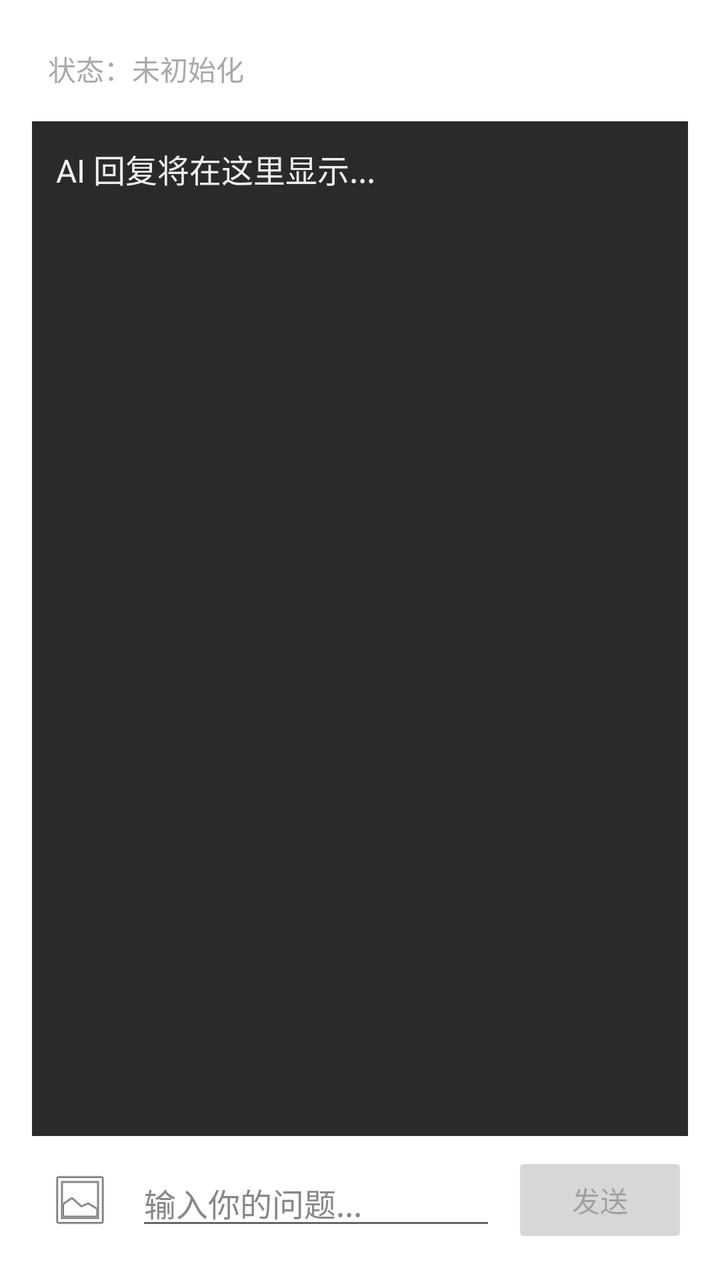
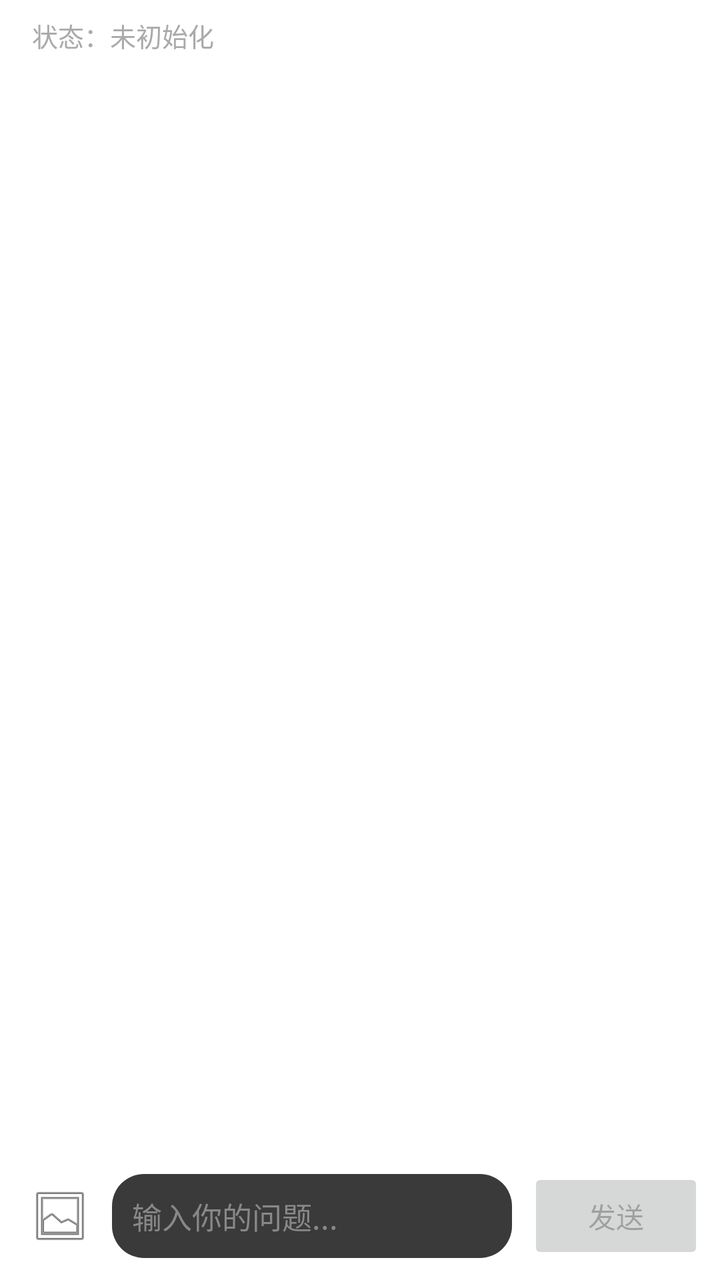

Before-and-after screenshots of an Android layout around one commit, followed by the original layout XML and the change that was made.
<!-- AndroidManifest.xml: application theme Theme.EdgeAI -->
<!-- res/layout/activity_main.xml -->
<?xml version="1.0" encoding="utf-8"?>
<LinearLayout xmlns:android="http://schemas.android.com/apk/res/android"
    android:layout_width="match_parent"
    android:layout_height="match_parent"
    android:orientation="vertical"
    android:fitsSystemWindows="true"
    android:padding="16dp">

    
    <TextView
        android:id="@+id/tvStatus"
        android:layout_width="match_parent"
        android:layout_height="wrap_content"
        android:text="状态：未初始化"
        android:textSize="14sp"
        android:textColor="#AAAAAA"
        android:padding="8dp" />

    
    <ScrollView
        android:id="@+id/scrollView"
        android:layout_width="match_parent"
        android:layout_height="0dp"
        android:layout_weight="1"
        android:layout_marginTop="8dp"
        android:layout_marginBottom="8dp"
        android:background="#2A2A2A"
        android:padding="12dp">

        <TextView
            android:id="@+id/tvOutput"
            android:layout_width="match_parent"
            android:layout_height="wrap_content"
            android:text="AI 回复将在这里显示..."
            android:textSize="16sp"
            android:textColor="#EEEEEE"
            android:textIsSelectable="true" />
    </ScrollView>

    
    <FrameLayout
        android:id="@+id/imagePreviewContainer"
        android:layout_width="match_parent"
        android:layout_height="wrap_content"
        android:visibility="gone"
        android:layout_marginBottom="8dp">

        <ImageView
            android:id="@+id/ivPreview"
            android:layout_width="120dp"
            android:layout_height="120dp"
            android:scaleType="centerCrop"
            android:background="#3A3A3A" />

        <ImageButton
            android:id="@+id/btnRemoveImage"
            android:layout_width="28dp"
            android:layout_height="28dp"
            android:layout_gravity="top|end"
            android:layout_marginTop="4dp"
            android:layout_marginEnd="4dp"
            android:src="@android:drawable/ic_menu_close_clear_cancel"
            android:background="#80000000"
            android:contentDescription="移除图片" />
    </FrameLayout>

    
    <LinearLayout
        android:layout_width="match_parent"
        android:layout_height="wrap_content"
        android:orientation="horizontal"
        android:gravity="center_vertical">

        <ImageButton
            android:id="@+id/btnPickImage"
            android:layout_width="48dp"
            android:layout_height="48dp"
            android:src="@android:drawable/ic_menu_gallery"
            android:background="?attr/selectableItemBackgroundBorderless"
            android:contentDescription="选择图片"
            android:enabled="false" />

        <EditText
            android:id="@+id/etInput"
            android:layout_width="0dp"
            android:layout_height="wrap_content"
            android:layout_weight="1"
            android:layout_marginStart="4dp"
            android:hint="输入你的问题..."
            android:textSize="16sp"
            android:textColor="#FFFFFF"
            android:textColorHint="#888888"
            android:inputType="text"
            android:imeOptions="actionSend" />

        <Button
            android:id="@+id/btnSend"
            android:layout_width="wrap_content"
            android:layout_height="wrap_content"
            android:layout_marginStart="8dp"
            android:text="发送"
            android:enabled="false" />
    </LinearLayout>

</LinearLayout>
<!-- resources referenced by this layout -->
<resources>
  <style name="Theme.EdgeAI" parent="Theme.MaterialComponents.DayNight.DarkActionBar">
          <item name="colorPrimary">#1976D2</item>
          <item name="colorPrimaryVariant">#1565C0</item>
          <item name="colorOnPrimary">#FFFFFF</item>
          <item name="colorSecondary">#43A047</item>
      </style>
</resources>

<!-- the commit's change to res/layout/activity_main.xml (unified diff, before → after) -->
@@ -3,8 +3,7 @@
     android:layout_width="match_parent"
     android:layout_height="match_parent"
     android:orientation="vertical"
-    android:fitsSystemWindows="true"
-    android:padding="16dp">
+    android:fitsSystemWindows="true">
 
     
     <TextView
@@ -12,30 +11,19 @@
         android:layout_width="match_parent"
         android:layout_height="wrap_content"
         android:text="状态：未初始化"
-        android:textSize="14sp"
+        android:textSize="13sp"
         android:textColor="#AAAAAA"
-        android:padding="8dp" />
+        android:paddingHorizontal="16dp"
+        android:paddingVertical="8dp" />
 
     
-    <ScrollView
-        android:id="@+id/scrollView"
+    <androidx.recyclerview.widget.RecyclerView
+        android:id="@+id/rvChat"
         android:layout_width="match_parent"
         android:layout_height="0dp"
         android:layout_weight="1"
-        android:layout_marginTop="8dp"
-        android:layout_marginBottom="8dp"
-        android:background="#2A2A2A"
-        android:padding="12dp">
-
-        <TextView
-            android:id="@+id/tvOutput"
-            android:layout_width="match_parent"
-            android:layout_height="wrap_content"
-            android:text="AI 回复将在这里显示..."
-            android:textSize="16sp"
-            android:textColor="#EEEEEE"
-            android:textIsSelectable="true" />
-    </ScrollView>
+        android:clipToPadding="false"
+        android:paddingVertical="8dp" />
 
     
     <FrameLayout
@@ -43,22 +31,22 @@
         android:layout_width="match_parent"
         android:layout_height="wrap_content"
         android:visibility="gone"
-        android:layout_marginBottom="8dp">
+        android:paddingHorizontal="16dp"
+        android:paddingVertical="4dp">
 
         <ImageView
             android:id="@+id/ivPreview"
-            android:layout_width="120dp"
-            android:layout_height="120dp"
+            android:layout_width="80dp"
+            android:layout_height="80dp"
             android:scaleType="centerCrop"
             android:background="#3A3A3A" />
 
         <ImageButton
             android:id="@+id/btnRemoveImage"
-            android:layout_width="28dp"
-            android:layout_height="28dp"
-            android:layout_gravity="top|end"
-            android:layout_marginTop="4dp"
-            android:layout_marginEnd="4dp"
+            android:layout_width="24dp"
+            android:layout_height="24dp"
+            android:layout_gravity="top|start"
+            android:layout_marginStart="60dp"
             android:src="@android:drawable/ic_menu_close_clear_cancel"
             android:background="#80000000"
             android:contentDescription="移除图片" />
@@ -69,12 +57,13 @@
         android:layout_width="match_parent"
         android:layout_height="wrap_content"
         android:orientation="horizontal"
-        android:gravity="center_vertical">
+        android:gravity="center_vertical"
+        android:padding="8dp">
 
         <ImageButton
             android:id="@+id/btnPickImage"
-            android:layout_width="48dp"
-            android:layout_height="48dp"
+            android:layout_width="44dp"
+            android:layout_height="44dp"
             android:src="@android:drawable/ic_menu_gallery"
             android:background="?attr/selectableItemBackgroundBorderless"
             android:contentDescription="选择图片"
@@ -85,19 +74,21 @@
             android:layout_width="0dp"
             android:layout_height="wrap_content"
             android:layout_weight="1"
-            android:layout_marginStart="4dp"
+            android:layout_marginHorizontal="4dp"
             android:hint="输入你的问题..."
-            android:textSize="16sp"
+            android:textSize="15sp"
             android:textColor="#FFFFFF"
             android:textColorHint="#888888"
             android:inputType="text"
-            android:imeOptions="actionSend" />
+            android:imeOptions="actionSend"
+            android:background="@drawable/bg_bubble_ai"
+            android:padding="10dp" />
 
         <Button
             android:id="@+id/btnSend"
             android:layout_width="wrap_content"
             android:layout_height="wrap_content"
-            android:layout_marginStart="8dp"
+            android:layout_marginStart="4dp"
             android:text="发送"
             android:enabled="false" />
     </LinearLayout>
<!-- resource entries referenced after the edit -->
@@ -1,5 +1,12 @@
 <!-- resources referenced by this layout -->
 <resources>
+  <!-- drawable bg_bubble_ai (drawable) -->
+  <?xml version="1.0" encoding="utf-8"?>
+  <shape xmlns:android="http://schemas.android.com/apk/res/android"
+      android:shape="rectangle">
+      <solid android:color="#3A3A3A" />
+      <corners android:radius="16dp" />
+  </shape>
   <style name="Theme.EdgeAI" parent="Theme.MaterialComponents.DayNight.DarkActionBar">
           <item name="colorPrimary">#1976D2</item>
           <item name="colorPrimaryVariant">#1565C0</item>
